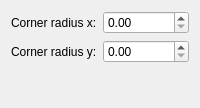
This is plugins/flake/pathshapes/rectangle/RectangleShapeConfigWidget.ui in KDE/krita as Qt 5 draws it before an edit. The edited form follows.
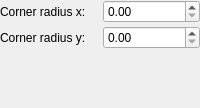
This is the edited form. Custom widgets are drawn as their Qt base class.

Commit message: Fix Shape Properties widgets and make their commands mergable

The edit to the form file:
```diff
--- a/plugins/flake/pathshapes/rectangle/RectangleShapeConfigWidget.ui
+++ b/plugins/flake/pathshapes/rectangle/RectangleShapeConfigWidget.ui
@@ -14,6 +14,24 @@
    <string>Rectangle Shape</string>
   </property>
   <layout class="QGridLayout">
+   <property name="leftMargin">
+    <number>0</number>
+   </property>
+   <property name="topMargin">
+    <number>0</number>
+   </property>
+   <property name="rightMargin">
+    <number>0</number>
+   </property>
+   <property name="bottomMargin">
+    <number>0</number>
+   </property>
+   <property name="horizontalSpacing">
+    <number>6</number>
+   </property>
+   <property name="verticalSpacing">
+    <number>3</number>
+   </property>
    <item row="0" column="0">
     <widget class="QLabel" name="label">
      <property name="text">
@@ -35,14 +53,14 @@
     <widget class="KisDoubleParseUnitSpinBox" name="cornerRadiusY"/>
    </item>
    <item row="2" column="0">
-    <spacer>
+    <spacer name="spacer">
      <property name="orientation">
       <enum>Qt::Vertical</enum>
      </property>
      <property name="sizeHint" stdset="0">
       <size>
        <width>20</width>
-       <height>40</height>
+       <height>6</height>
       </size>
      </property>
     </spacer>
```
The commit also changes 13 other files.
